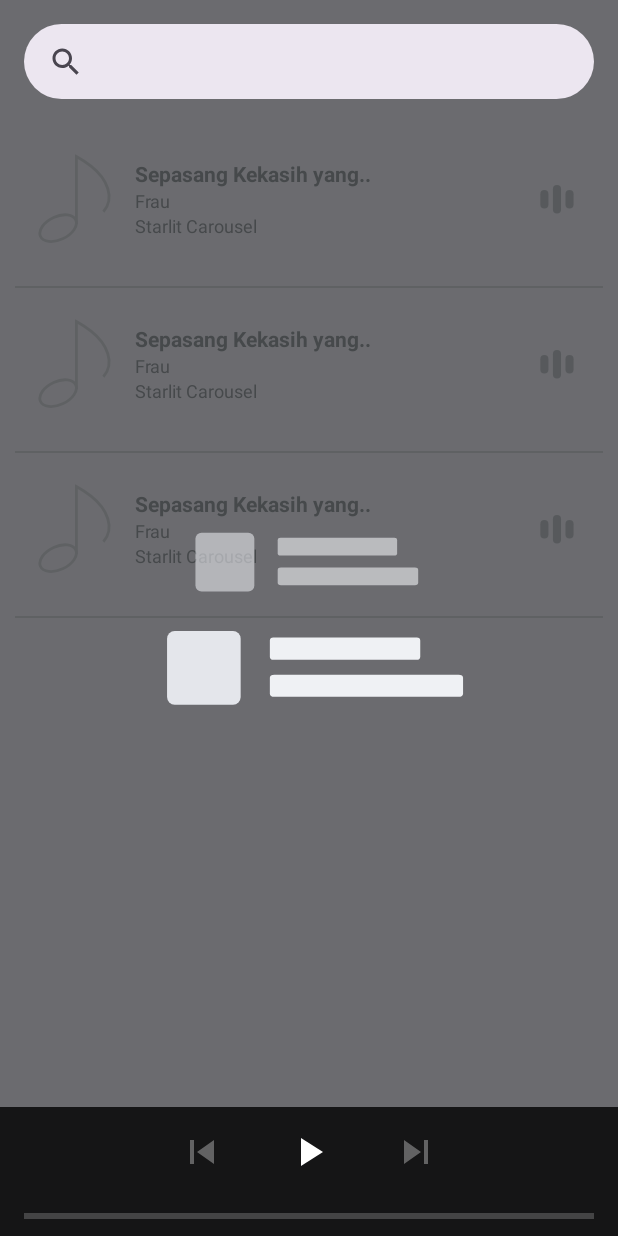
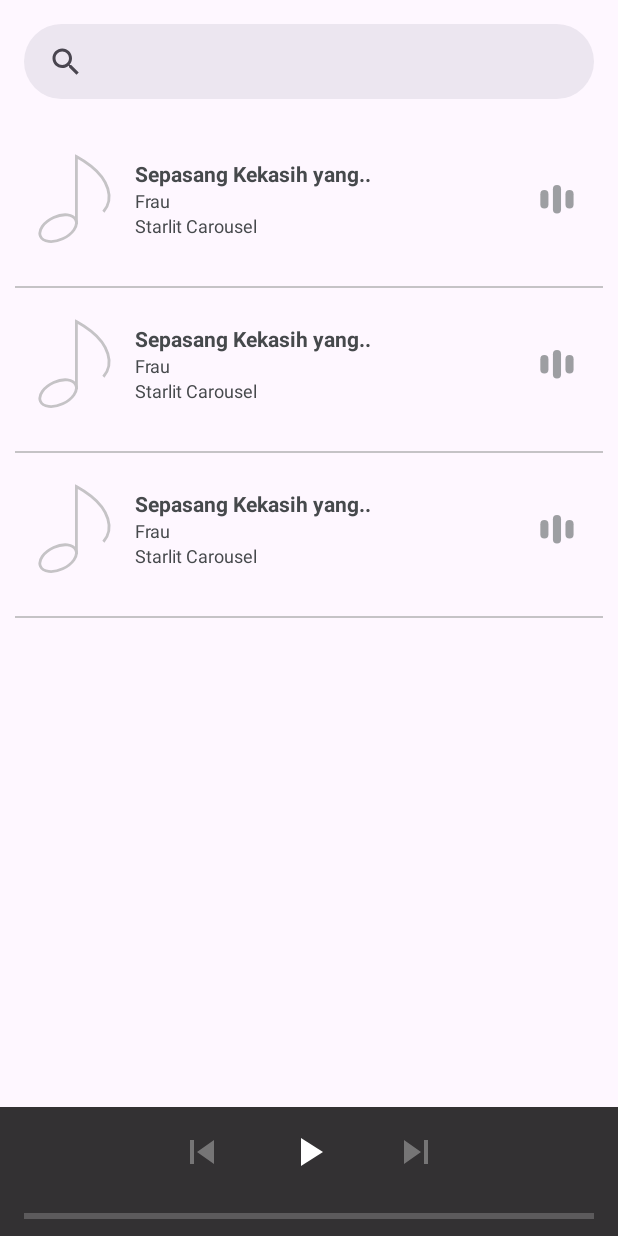
Before and after one commit to PitikTrondol/SimpleMusicPlayer, an Android app: the layout fragment_first.xml on its own in the app's theme, with its tools: preview values and no code run, on a phone screen of 412 x 824 dp. Run offline under Robolectric (Android 15) with nearby library versions, the light colour scheme and no system bars.

```diff
--- a/app/src/main/res/layout/fragment_first.xml
+++ b/app/src/main/res/layout/fragment_first.xml
@@ -52,7 +52,8 @@
         android:id="@+id/loading_screen"
         android:layout_width="match_parent"
         android:layout_height="match_parent"
-        android:background="@color/transparent_outer_space">
+        android:background="@color/transparent_outer_space"
+        tools:visibility="invisible">
         <com.airbnb.lottie.LottieAnimationView
             android:id="@+id/loading_animation"
             android:layout_width="match_parent"
```
Also changed, not shown: app/src/main/res/raw/loading_animation.json (+1 -1 lines).
